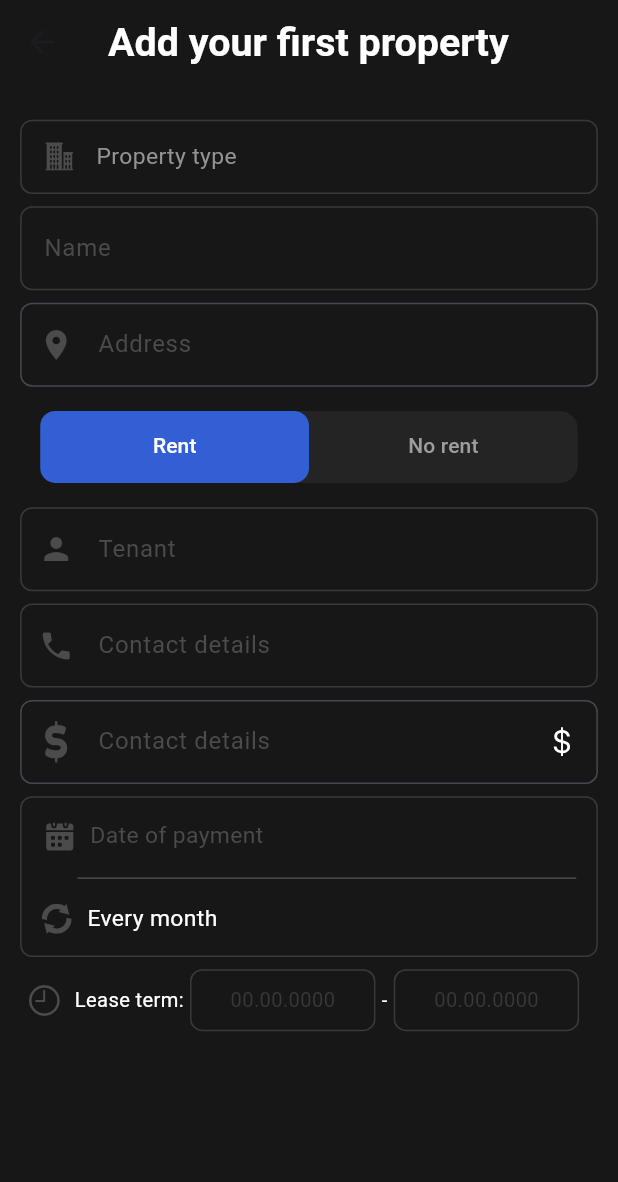
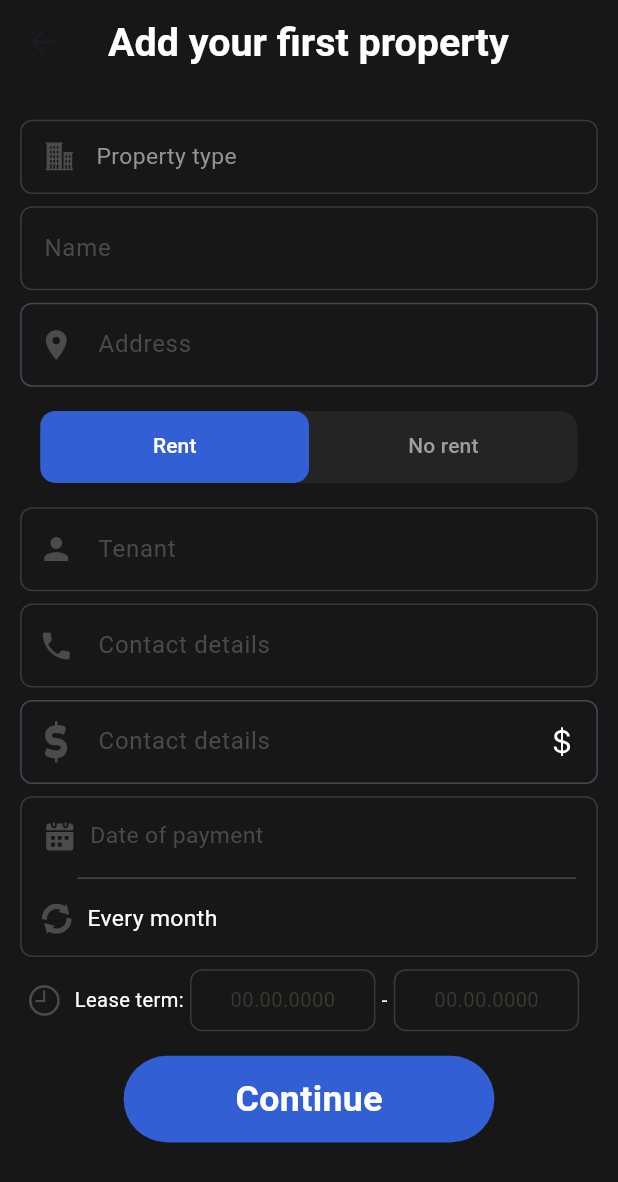
Before and after one commit to lwvx/agay_proyekt, a Flutter app: the HomeView screen opened directly, on a phone screen of 412 x 824 dp. Shown: the top 1182 px of the screen. Run offline on Flutter 3.47's test engine with Material 3 defaults, Android fonts, the light colour scheme and no system bars; our stand-ins replace another_flutter_splash_screen, flutter_svg, responsive_sizer.

Commit message:
its done

```diff
--- a/lib/src/presentation/home/view/home_view.dart
+++ b/lib/src/presentation/home/view/home_view.dart
@@ -580,6 +580,26 @@ class _HomeViewState extends State<HomeView> with TickerProviderStateMixin {
                                   ),
                                 ],
                               ),
+                              SizedBox(
+                                height: 2.h,
+                              ),
+                              Container(
+                                height: 7.h,
+                                width: 60.w,
+                                decoration: BoxDecoration(
+                                  color: Color(0xff325FD3),
+                                  borderRadius: BorderRadius.circular(30),
+                                ),
+                                child: Center(
+                                  child: Text(
+                                    'Continue',
+                                    style: TextStyle(
+                                        color: Colors.white,
+                                        fontSize: 20.sp,
+                                        fontWeight: FontWeight.bold),
+                                  ),
+                                ),
+                              ),
                             ],
                           ),
                         ),
```
